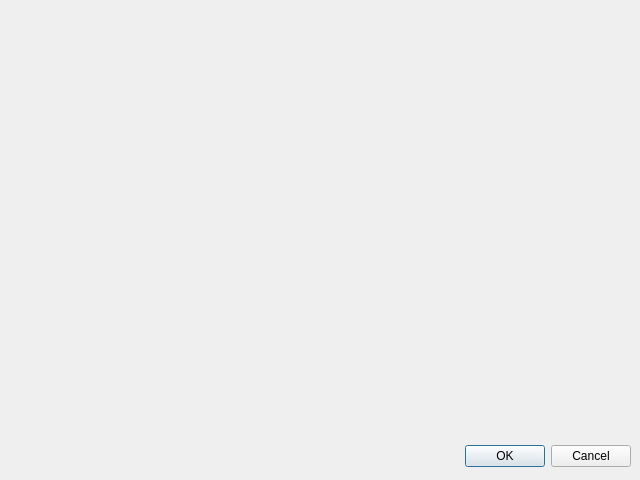
Qt form src/Qt/dialog.ui (UMLComputerGraphics/GraphicsProject) before a commit.
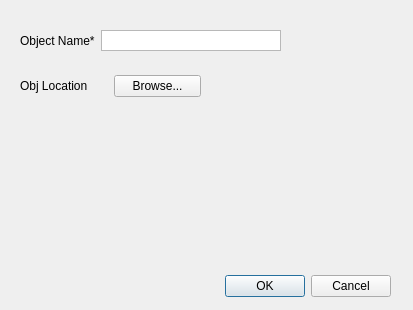
The same form after that commit.

```diff
--- a/src/Qt/dialog.ui
+++ b/src/Qt/dialog.ui
@@ -5,8 +5,8 @@
    <rect>
     <x>0</x>
     <y>0</y>
-    <width>640</width>
-    <height>480</height>
+    <width>413</width>
+    <height>310</height>
    </rect>
   </property>
   <property name="windowTitle">
@@ -15,9 +15,9 @@
   <widget name="buttonBox" class="QDialogButtonBox">
    <property name="geometry">
     <rect>
-     <x>10</x>
-     <y>440</y>
-     <width>621</width>
+     <x>110</x>
+     <y>270</y>
+     <width>281</width>
      <height>32</height>
     </rect>
    </property>
@@ -28,6 +28,64 @@
     <set>QDialogButtonBox::Cancel|QDialogButtonBox::Ok</set>
    </property>
   </widget>
+  <widget class="QWidget" name="layoutWidget">
+   <property name="geometry">
+    <rect>
+     <x>20</x>
+     <y>30</y>
+     <width>261</width>
+     <height>21</height>
+    </rect>
+   </property>
+   <layout class="QHBoxLayout" name="horizontalLayout">
+    <item>
+     <widget class="QLabel" name="objectNameLabel">
+      <property name="text">
+       <string>Object Name*</string>
+      </property>
+     </widget>
+    </item>
+    <item>
+     <widget class="QPlainTextEdit" name="objectNameText">
+      <property name="verticalScrollBarPolicy">
+       <enum>Qt::ScrollBarAlwaysOff</enum>
+      </property>
+      <property name="horizontalScrollBarPolicy">
+       <enum>Qt::ScrollBarAlwaysOff</enum>
+      </property>
+      <property name="plainText">
+       <string/>
+      </property>
+     </widget>
+    </item>
+   </layout>
+  </widget>
+  <widget class="QWidget" name="">
+   <property name="geometry">
+    <rect>
+     <x>20</x>
+     <y>70</y>
+     <width>181</width>
+     <height>32</height>
+    </rect>
+   </property>
+   <layout class="QHBoxLayout" name="horizontalLayout_2">
+    <item>
+     <widget class="QLabel" name="objLocationLabel">
+      <property name="text">
+       <string>Obj Location</string>
+      </property>
+     </widget>
+    </item>
+    <item>
+     <widget class="QPushButton" name="objLocationButton">
+      <property name="text">
+       <string>Browse...</string>
+      </property>
+     </widget>
+    </item>
+   </layout>
+  </widget>
  </widget>
  <resources/>
  <connections>
```
Left out of the diff: 5 changed lines with no effect on the pictures.
